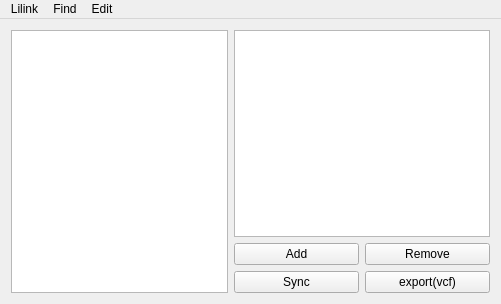
Qt form Client/Lilink_Client/mainwindow.ui (zyoohv/Lilink) before a commit.
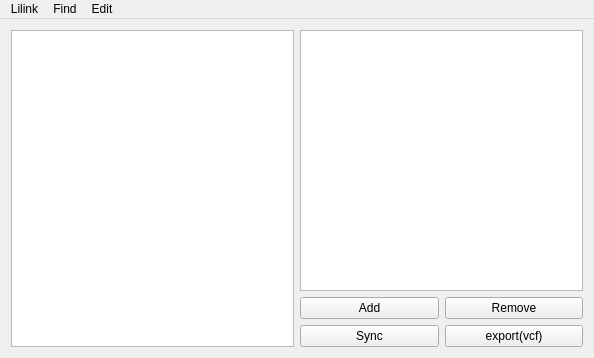
The same form after that commit.

The edit to the form file:
```diff
--- a/Client/Lilink_Client/mainwindow.ui
+++ b/Client/Lilink_Client/mainwindow.ui
@@ -6,8 +6,8 @@
    <rect>
     <x>0</x>
     <y>0</y>
-    <width>501</width>
-    <height>304</height>
+    <width>594</width>
+    <height>358</height>
    </rect>
   </property>
   <property name="windowTitle">
@@ -27,11 +27,17 @@
        <bool>false</bool>
       </property>
       <property name="gridStyle">
-       <enum>Qt::NoPen</enum>
+       <enum>Qt::SolidLine</enum>
+      </property>
+      <property name="cornerButtonEnabled">
+       <bool>true</bool>
       </property>
       <attribute name="horizontalHeaderCascadingSectionResizes">
        <bool>false</bool>
       </attribute>
+      <attribute name="verticalHeaderVisible">
+       <bool>false</bool>
+      </attribute>
      </widget>
     </item>
     <item>
@@ -80,7 +86,7 @@
     <rect>
      <x>0</x>
      <y>0</y>
-     <width>501</width>
+     <width>594</width>
      <height>20</height>
     </rect>
    </property>
```
Left out of the diff: 8 changed lines with no effect on the pictures.
